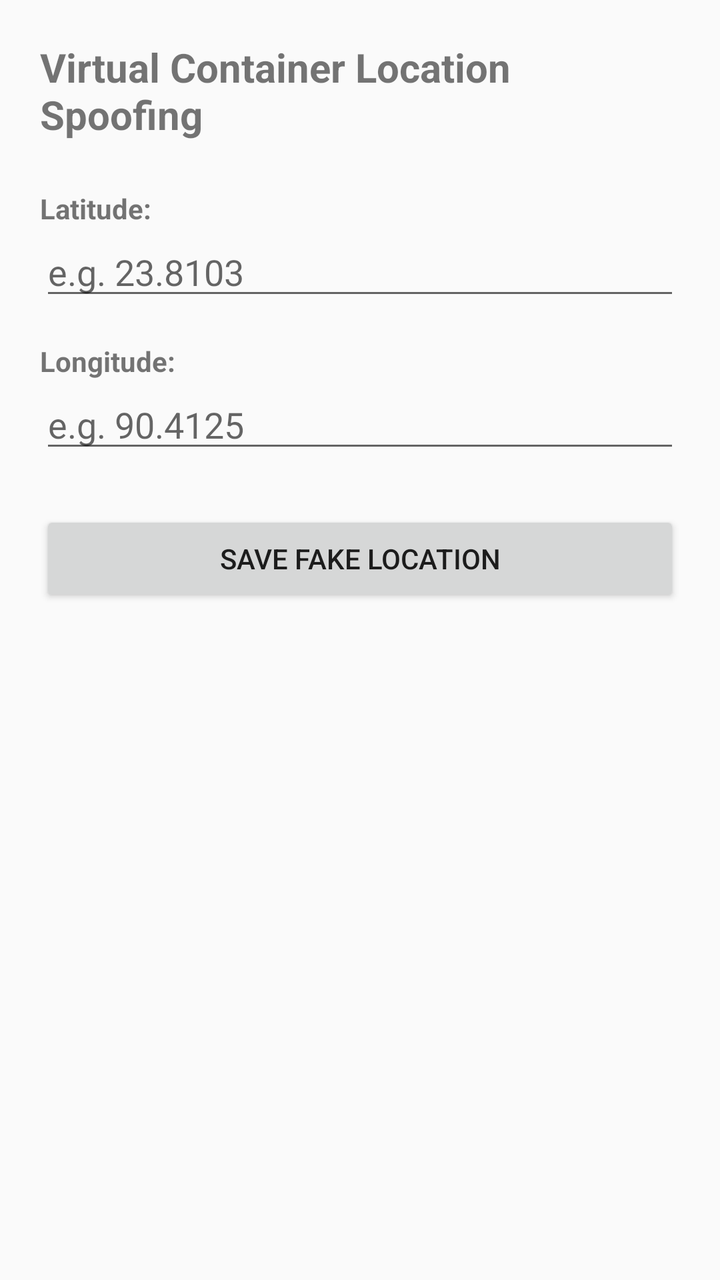
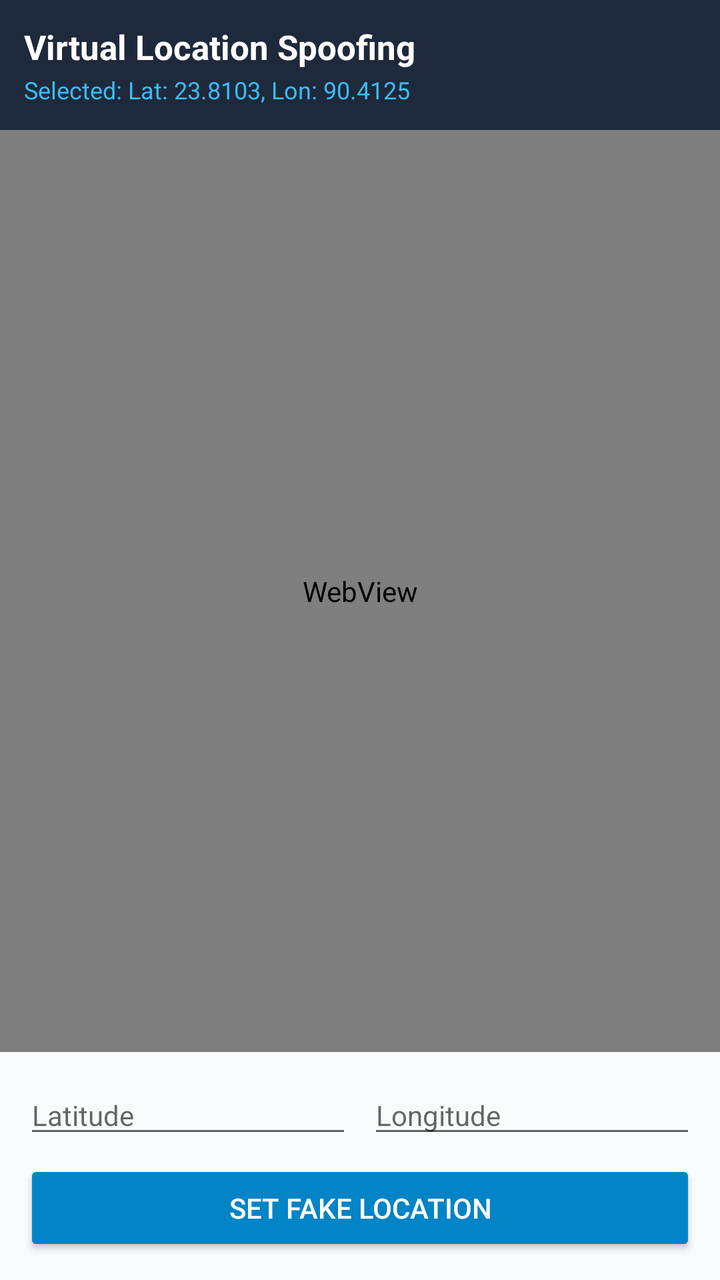

Screens rendered from an Android XML layout before and after an edit, with the pre-edit source and the edit as a unified diff.
<!-- AndroidManifest.xml: application theme AppTheme -->
<!-- res/layout/activity_main.xml -->
<?xml version="1.0" encoding="utf-8"?>
<LinearLayout xmlns:android="http://schemas.android.com/apk/res/android"
    android:layout_width="match_parent"
    android:layout_height="match_parent"
    android:orientation="vertical"
    android:padding="20dp">

    <TextView
        android:layout_width="wrap_content"
        android:layout_height="wrap_content"
        android:text="Virtual Container Location Spoofing"
        android:textSize="20sp"
        android:textStyle="bold"
        android:layout_marginBottom="24dp" />

    <TextView
        android:layout_width="wrap_content"
        android:layout_height="wrap_content"
        android:text="Latitude:"
        android:textStyle="bold" />

    <EditText
        android:id="@+id/etLatitude"
        android:layout_width="match_parent"
        android:layout_height="wrap_content"
        android:inputType="numberDecimal|numberSigned"
        android:hint="e.g. 23.8103"
        android:layout_marginBottom="16dp" />

    <TextView
        android:layout_width="wrap_content"
        android:layout_height="wrap_content"
        android:text="Longitude:"
        android:textStyle="bold" />

    <EditText
        android:id="@+id/etLongitude"
        android:layout_width="match_parent"
        android:layout_height="wrap_content"
        android:inputType="numberDecimal|numberSigned"
        android:hint="e.g. 90.4125"
        android:layout_marginBottom="24dp" />

    <Button
        android:id="@+id/btnSaveLocation"
        android:layout_width="match_parent"
        android:layout_height="wrap_content"
        android:text="Save Fake Location" />

</LinearLayout>
<!-- resources referenced by this layout -->
<resources>
  <style name="AppTheme" parent="Theme.AppCompat.Light.DarkActionBar">
          
      </style>
</resources>

<!-- the commit's change to res/layout/activity_main.xml (unified diff, before → after) -->
@@ -2,49 +2,82 @@
 <LinearLayout xmlns:android="http://schemas.android.com/apk/res/android"
     android:layout_width="match_parent"
     android:layout_height="match_parent"
-    android:orientation="vertical"
-    android:padding="20dp">
+    android:orientation="vertical">
 
-    <TextView
-        android:layout_width="wrap_content"
-        android:layout_height="wrap_content"
-        android:text="Virtual Container Location Spoofing"
-        android:textSize="20sp"
-        android:textStyle="bold"
-        android:layout_marginBottom="24dp" />
-
-    <TextView
-        android:layout_width="wrap_content"
-        android:layout_height="wrap_content"
-        android:text="Latitude:"
-        android:textStyle="bold" />
-
-    <EditText
-        android:id="@+id/etLatitude"
+    
+    <LinearLayout
         android:layout_width="match_parent"
         android:layout_height="wrap_content"
-        android:inputType="numberDecimal|numberSigned"
-        android:hint="e.g. 23.8103"
-        android:layout_marginBottom="16dp" />
+        android:orientation="vertical"
+        android:padding="12dp"
+        android:background="#1E293B">
 
-    <TextView
-        android:layout_width="wrap_content"
-        android:layout_height="wrap_content"
-        android:text="Longitude:"
-        android:textStyle="bold" />
+        <TextView
+            android:layout_width="wrap_content"
+            android:layout_height="wrap_content"
+            android:text="Virtual Location Spoofing"
+            android:textColor="#FFFFFF"
+            android:textSize="17sp"
+            android:textStyle="bold" />
 
-    <EditText
-        android:id="@+id/etLongitude"
+        <TextView
+            android:id="@+id/tvCurrentCoords"
+            android:layout_width="wrap_content"
+            android:layout_height="wrap_content"
+            android:text="Selected: Lat: 23.8103, Lon: 90.4125"
+            android:textColor="#38BDF8"
+            android:textSize="12sp"
+            android:layout_marginTop="2dp" />
+    </LinearLayout>
+
+    
+    <WebView
+        android:id="@+id/mapWebView"
+        android:layout_width="match_parent"
+        android:layout_height="0dp"
+        android:layout_weight="1" />
+
+    
+    <LinearLayout
         android:layout_width="match_parent"
         android:layout_height="wrap_content"
-        android:inputType="numberDecimal|numberSigned"
-        android:hint="e.g. 90.4125"
-        android:layout_marginBottom="24dp" />
+        android:orientation="vertical"
+        android:padding="12dp"
+        android:background="#F8FAFC">
 
-    <Button
-        android:id="@+id/btnSaveLocation"
-        android:layout_width="match_parent"
-        android:layout_height="wrap_content"
-        android:text="Save Fake Location" />
+        <LinearLayout
+            android:layout_width="match_parent"
+            android:layout_height="wrap_content"
+            android:orientation="horizontal">
+
+            <EditText
+                android:id="@+id/etLatitude"
+                android:layout_width="0dp"
+                android:layout_height="wrap_content"
+                android:layout_weight="1"
+                android:hint="Latitude"
+                android:inputType="numberDecimal|numberSigned"
+                android:textSize="14sp" />
+
+            <EditText
+                android:id="@+id/etLongitude"
+                android:layout_width="0dp"
+                android:layout_height="wrap_content"
+                android:layout_weight="1"
+                android:hint="Longitude"
+                android:inputType="numberDecimal|numberSigned"
+                android:textSize="14sp"
+                android:layout_marginStart="8dp" />
+        </LinearLayout>
+
+        <Button
+            android:id="@+id/btnSaveLocation"
+            android:layout_width="match_parent"
+            android:layout_height="wrap_content"
+            android:text="Set Fake Location"
+            android:layout_marginTop="6dp"
+            android:backgroundTint="#0284C7"
+            android:textColor="#FFFFFF" />
+    </LinearLayout>
 
 </LinearLayout>
